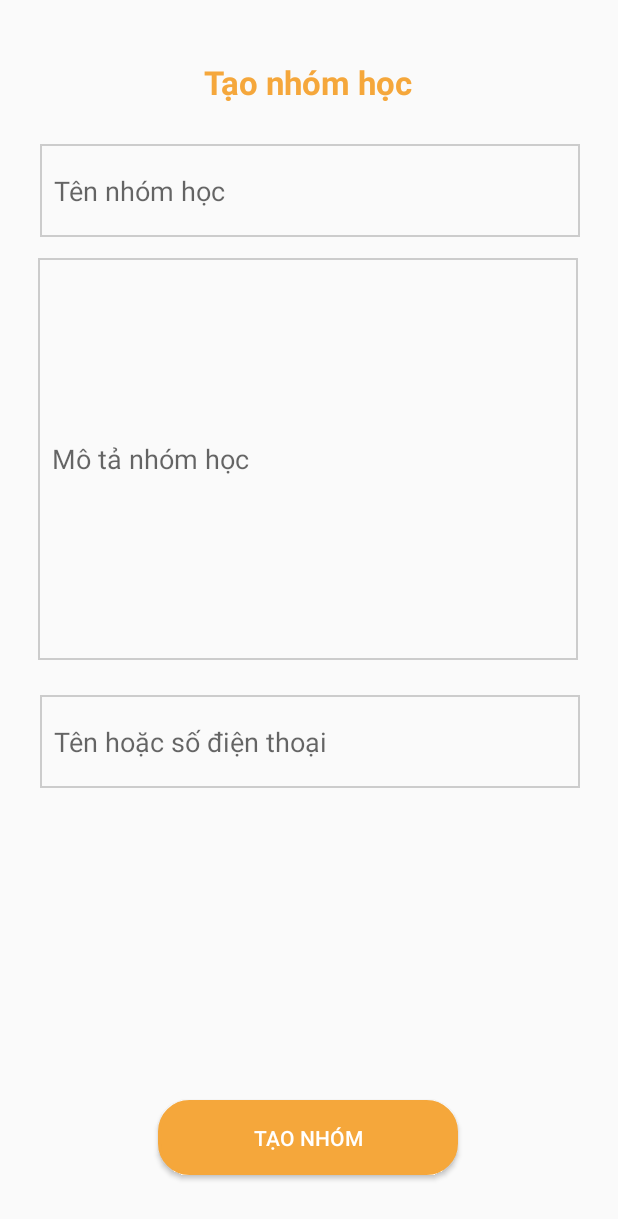
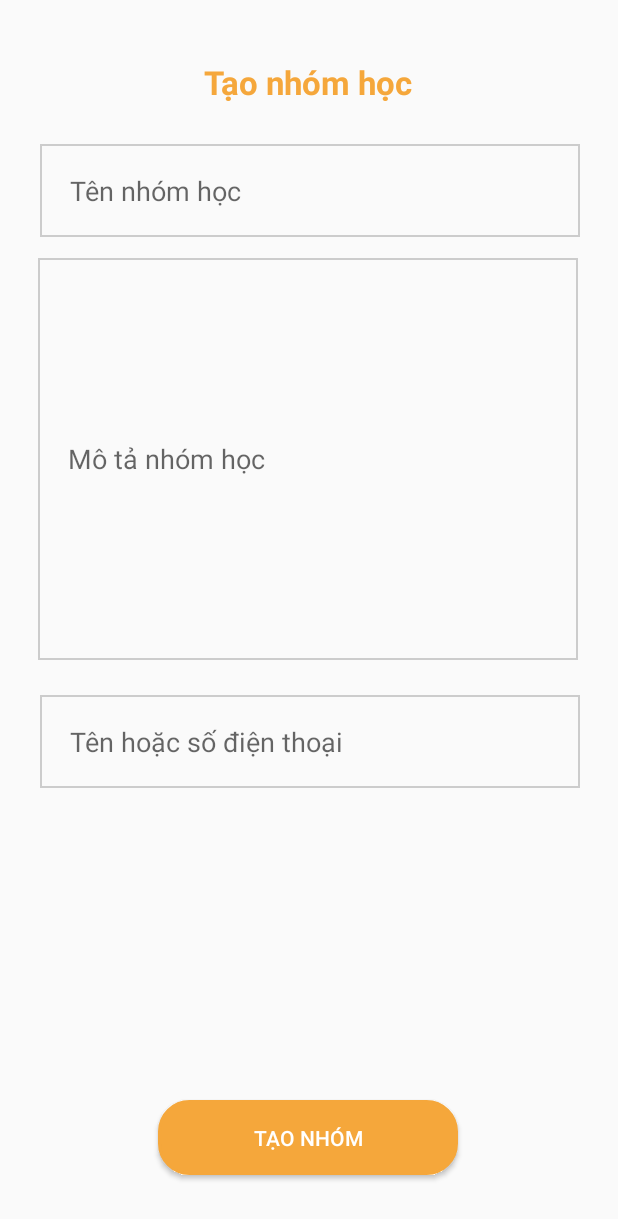
Before and after one commit to MMA17/PLINK-Application, an Android app: the layout activity_create_class.xml on its own in the app's theme, with its tools: preview values and no code run, on a phone screen of 412 x 824 dp. Shown: the top 1219 px of the screen. Run offline under Robolectric (Android 15) with nearby library versions, the phone set to English and light mode, and no system bars.

Commit message:
Chuc nang tao lop

```diff
--- a/app/src/main/java/components/classmember/ClassMember.java
+++ b/app/src/main/java/components/classmember/ClassMember.java
@@ -9,6 +9,8 @@ public class ClassMember implements Serializable {
     private Class lop;
     private int isOwner; // 1 = True , 0 = False
 
+    public ClassMember(int anInt, int cursorInt, int i) {
+    }
 
     public ClassMember(Member member, components.classes.Class aClass, int isOwner) {
         this.member = member;
--- a/app/src/main/res/drawable/listview_shadow.xml
+++ b/app/src/main/res/drawable/listview_shadow.xml
@@ -14,7 +14,7 @@
     </item>
 
     <item
-        android:bottom="4dp"
+        android:bottom="6dp"
         android:left="1dp"
         android:right="1dp"
         android:top="1dp">
--- a/app/src/main/res/layout/activity_create_class.xml
+++ b/app/src/main/res/layout/activity_create_class.xml
@@ -27,7 +27,8 @@
         android:layout_height="62dp"
         android:ems="10"
         android:inputType="textPersonName"
-        android:hint="  Tên nhóm học"
+        android:hint="Tên nhóm học"
+        android:paddingLeft="20dp"
         app:layout_constraintBottom_toBottomOf="parent"
         app:layout_constraintEnd_toEndOf="parent"
         app:layout_constraintHorizontal_bias="0.516"
@@ -40,10 +41,11 @@
         android:id="@+id/edtDes"
         android:layout_width="360dp"
         android:layout_height="268dp"
+        android:background="@drawable/border"
         android:ems="10"
-        android:inputType="textPersonName"
-        android:hint="  Mô tả nhóm học"
-        android:background="@drawable/border"
+        android:hint="Mô tả nhóm học"
+        android:inputType="textShortMessage|textLongMessage|textMultiLine"
+        android:paddingLeft="20dp"
         app:layout_constraintBottom_toBottomOf="parent"
         app:layout_constraintEnd_toEndOf="parent"
         app:layout_constraintHorizontal_bias="0.484"
@@ -57,7 +59,8 @@
         android:layout_height="62dp"
         android:ems="10"
         android:inputType="textPersonName"
-        android:hint="  Tên hoặc số điện thoại"
+        android:hint="Tên hoặc số điện thoại"
+        android:paddingLeft="20dp"
         android:background="@drawable/border"
         app:layout_constraintBottom_toBottomOf="parent"
         app:layout_constraintEnd_toEndOf="parent"
@@ -67,6 +70,7 @@
         app:layout_constraintVertical_bias="0.072" />
 
     <Button
+
         android:id="@+id/btnCreateClass"
         android:layout_width="200dp"
         android:layout_height="50dp"
```
Also changed, not shown: app/src/main/java/com/example/plink/CreateClassActivity.java (+53 -0 lines), app/src/main/java/com/example/plink/HomeActivity.java (+8 -2 lines), app/src/main/java/components/classes/ClassCRUD.java (+11 -5 lines).
